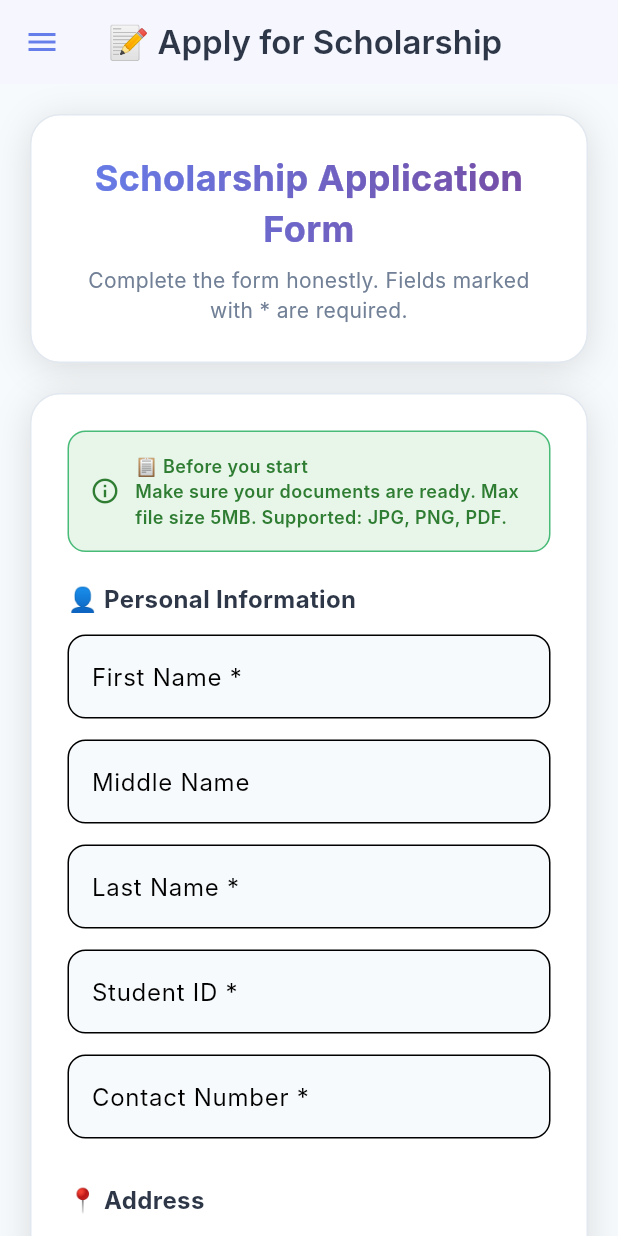
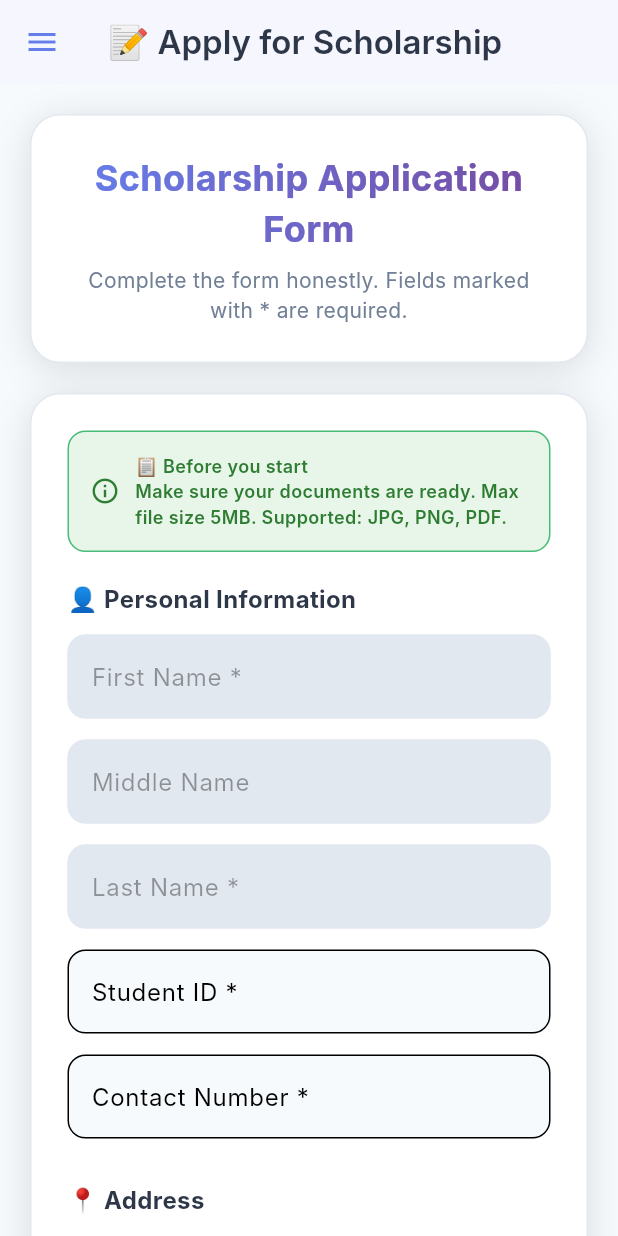
Before and after one commit to jsobrevinas6-debug/MajayjayApp, a Flutter app: the ApplyScholarshipScreen screen opened directly, on a phone screen of 412 x 824 dp. Run offline on Flutter 3.47's test engine with Material 3 defaults, Android fonts, the phone set to English and light mode, and no system bars; our stand-ins replace firebase_core, image_picker, supabase_flutter; accounts and stored records are empty; Roboto replaces fonts that are missing (Inter).

```diff
--- a/lib/student/apply_scholarship_screen.dart
+++ b/lib/student/apply_scholarship_screen.dart
@@ -464,9 +464,9 @@ class _ApplyScholarshipScreenState extends State<ApplyScholarshipScreen> {
                     const SizedBox(height: 20),
                     _buildSectionTitle('👤 Personal Information'),
                     const SizedBox(height: 12),
-                    _buildTextField('firstName', 'First Name *', 'Juan'),
-                    _buildTextField('middleName', 'Middle Name', 'Santos', required: false),
-                    _buildTextField('surname', 'Last Name *', 'Dela Cruz'),
+                    _buildTextField('firstName', 'First Name *', 'Juan', enabled: false),
+                    _buildTextField('middleName', 'Middle Name', 'Santos', required: false, enabled: false),
+                    _buildTextField('surname', 'Last Name *', 'Dela Cruz', enabled: false),
                     _buildTextField('studentId', 'Student ID *', '2024-12345'),
                     _buildTextField('contact', 'Contact Number *', '09171234567', keyboardType: TextInputType.phone),
                     const SizedBox(height: 16),
@@ -548,20 +548,22 @@ class _ApplyScholarshipScreenState extends State<ApplyScholarshipScreen> {
 
   Widget _buildSectionTitle(String title) => Text(title, style: const TextStyle(fontSize: 16, fontWeight: FontWeight.w700, color: Color(0xFF2D3748)));
 
-  Widget _buildTextField(String key, String label, String hint, {TextInputType? keyboardType, int maxLines = 1, bool required = true}) {
+  Widget _buildTextField(String key, String label, String hint, {TextInputType? keyboardType, int maxLines = 1, bool required = true, bool enabled = true}) {
     return Padding(
       padding: const EdgeInsets.only(bottom: 14),
       child: TextFormField(
         controller: _controllers[key],
         keyboardType: keyboardType,
         maxLines: maxLines,
+        enabled: enabled,
         decoration: InputDecoration(
           labelText: label,
           hintText: hint,
           border: OutlineInputBorder(borderRadius: BorderRadius.circular(12), borderSide: const BorderSide(color: Color(0xFFE2E8F0), width: 2)),
           focusedBorder: OutlineInputBorder(borderRadius: BorderRadius.circular(12), borderSide: const BorderSide(color: Color(0xFF667EEA), width: 2)),
+          disabledBorder: OutlineInputBorder(borderRadius: BorderRadius.circular(12), borderSide: const BorderSide(color: Color(0xFFE2E8F0), width: 2)),
           filled: true,
-          fillColor: const Color(0xFFF7FAFC),
+          fillColor: enabled ? const Color(0xFFF7FAFC) : const Color(0xFFE2E8F0),
         ),
         validator: required ? (v) => v == null || v.isEmpty ? 'This field is required' : null : null,
       ),
```
